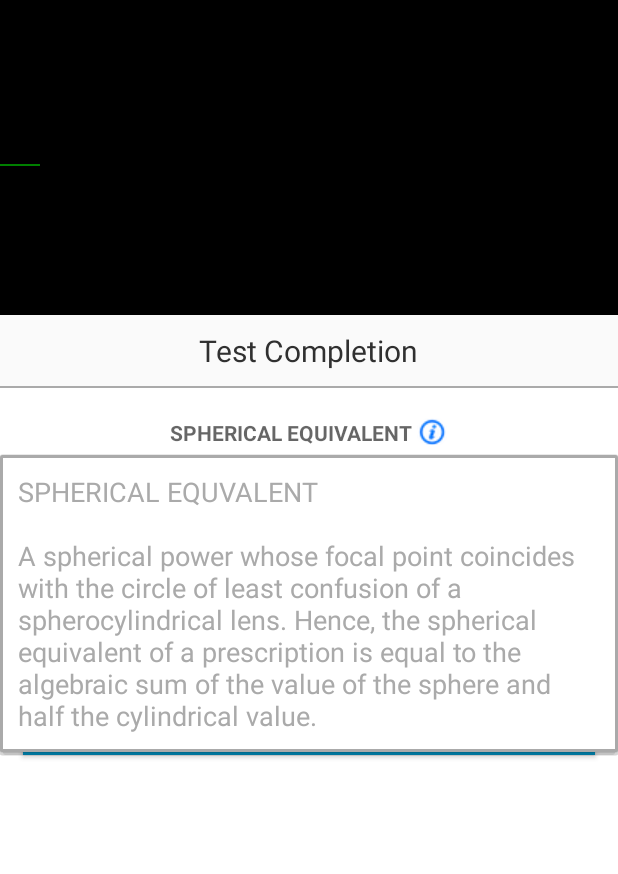
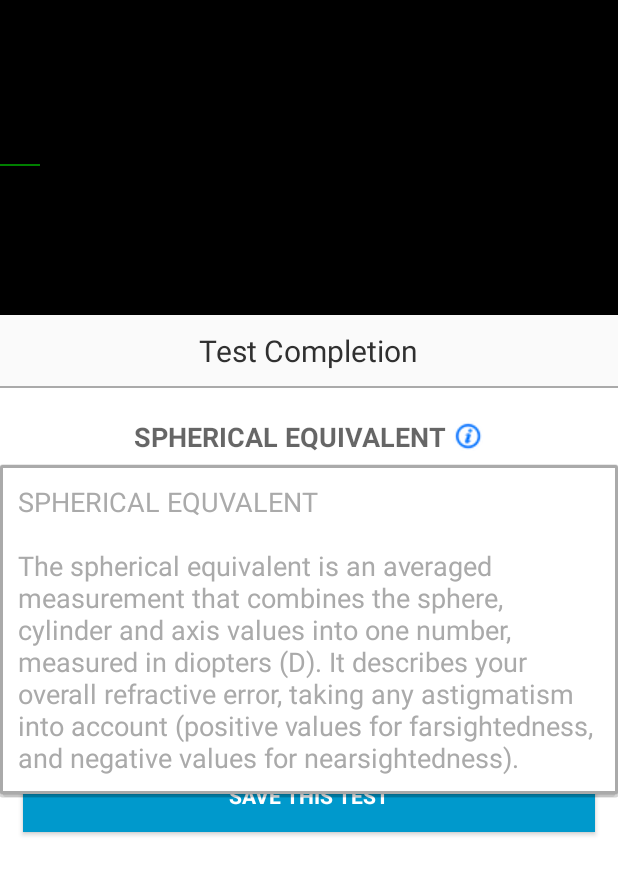
Before and after one commit to gzateyeque/eyeque-android-app, an Android app: the ResultActivity screen opened directly, with no data from a screen before it, after a tap on "SPHERICAL EQUIVALENT", on a phone screen of 412 x 824 dp. Shown: the top 874 px of the screen. Run offline under Robolectric (Android 15) with nearby library versions, the phone set to English and light mode, and no system bars; our stand-ins replace Volley; network calls fail.

Commit message:
Pre-release D code

```diff
--- a/app/src/main/res/layout-v11/activity_main.xml
+++ b/app/src/main/res/layout-v11/activity_main.xml
@@ -70,6 +70,7 @@
         android:layout_height="wrap_content"
         android:id="@+id/powerText"
         android:text="@string/powerTextString"
+        android:textColor="#FFFFFF"
         android:layout_below="@+id/testHeaderDivView"
         android:layout_alignParentLeft="true"
         android:layout_alignParentStart="true"
@@ -90,6 +91,7 @@
         android:layout_height="wrap_content"
         android:id="@+id/distText"
         android:text="@string/distTextString"
+        android:textColor="#FFFFFF"
         android:layout_below="@+id/testHeaderDivView"
         android:layout_alignParentRight="true"
         android:layout_marginRight="20dp"
@@ -154,7 +156,7 @@
         android:id="@+id/closerButton"
         android:text="@string/closerButtonTextString"
         android:background="@color/bb_darkBackgroundColor"
-        android:textColor="#646464"
+        android:textColor="#C8C8C8"
         android:textSize="70dp"
         android:layout_below="@+id/alignSeekBar" />
 
@@ -166,7 +168,7 @@
         android:id="@+id/furtherButton"
         android:text="@string/furtherButtonTextString"
         android:background="@color/bb_darkBackgroundColor"
-        android:textColor="#646464"
+        android:textColor="#C8C8C8"
         android:textSize="60dp"
         android:layout_alignParentEnd="true"
         android:layout_below="@+id/alignSeekBar" />
--- a/app/src/main/res/layout-v11/activity_result.xml
+++ b/app/src/main/res/layout-v11/activity_result.xml
@@ -51,36 +51,37 @@
 
             <TextView
                 android:id="@+id/testResultTextView"
-                android:layout_height="18dp"
+                android:layout_height="wrap_content"
                 android:layout_width="wrap_content"
                 android:layout_marginTop="10dp"
                 android:layout_centerHorizontal="true"
                 android:drawableRight="@drawable/info"
                 android:text="SPHERICAL EQUIVALENT "
                 android:textStyle="bold"
-                android:textSize="14dp"
+                android:textSize="18dp"
                 android:textAppearance="?android:attr/textAppearanceMedium"
                 android:layout_gravity="center_horizontal" />
 
             <TableLayout
                 android:id="@+id/resultTableLayout"
-                android:layout_marginTop = "5dp"
+                android:layout_marginTop = "10dp"
                 android:stretchColumns="*"
                 android:background="#FFFFFF"
                 android:layout_width="fill_parent"
-                android:layout_height="40dp" >
+                android:layout_height="80dp" >
 
                 <TableRow
-                    android:id="@+id/tableOsRow"
+                    android:id="@+id/tableOdRow"
                     android:layout_width="0dp"
                     android:layout_height="wrap_content" >
 
                     <TextView
                         android:id="@+id/odTitleTextView"
-                        android:text="RIGHT (O.D.)"
-                        android:gravity="center"
+                        android:text="RIGHT EYE: "
+                        android:gravity="right"
                         android:textStyle="bold"
-                        android:textSize="14dp"
+                        android:textSize="16dp"
+                        android:paddingRight="20dp"
                         android:textAppearance="?android:attr/textAppearanceMedium" />
 
                     <TextView
@@ -90,12 +91,20 @@
                         android:textSize="28dp"
                         android:textAppearance="?android:attr/textAppearanceMedium" />
 
+                </TableRow>
+
+                <TableRow
+                    android:id="@+id/tableOsRow"
+                    android:layout_width="0dp"
+                    android:layout_height="wrap_content" >
+
                     <TextView
                         android:id="@+id/osTitleTextView"
-                        android:text="LEFT (O.S.)"
-                        android:gravity="center"
+                        android:text="LEFT EYE: "
+                        android:gravity="right"
                         android:textStyle="bold"
-                        android:textSize="14dp"
+                        android:textSize="16dp"
+                        android:paddingRight="26dp"
                         android:textAppearance="?android:attr/textAppearanceMedium" />
 
 
--- a/app/src/main/res/layout/activity_agreement.xml
+++ b/app/src/main/res/layout/activity_agreement.xml
@@ -115,7 +115,7 @@
                 android:textAllCaps="false"
                 android:gravity="center"
                 android:background="?attr/selectableItemBackground"
-                android:textColor="#046EEA"
+                android:textColor="@android:color/darker_gray"
                 android:textSize="25dp"
                 android:textStyle="normal"
                 android:layout_alignParentBottom="true"
--- a/app/src/main/res/layout/fragment_attach_device.xml
+++ b/app/src/main/res/layout/fragment_attach_device.xml
@@ -31,7 +31,7 @@
                 android:layout_height="wrap_content"
                 android:layout_centerHorizontal="true"
                 android:layout_marginTop = "10dp"
-                android:text="Attach Miniscope"
+                android:text="Miniscope Setup"
                 android:id="@+id/attachDevieHeaderTextView"
                 android:layout_below="@+id/drawView"
                 android:textColor="@color/background_material_dark"
--- a/app/src/main/res/layout/fragment_dashboard.xml
+++ b/app/src/main/res/layout/fragment_dashboard.xml
@@ -129,8 +129,8 @@
 
                 <TableLayout
                     android:id="@+id/resultTableLayout"
-                    android:layout_marginTop = "0dp"
-                    android:layout_marginBottom="0dp"
+                    android:layout_marginTop = "10dp"
+                    android:layout_marginBottom="10dp"
                     android:stretchColumns="*"
                     android:background="#FFFFFF"
                     android:layout_width="fill_parent"
@@ -254,6 +254,7 @@
                     -->
                 </TableLayout>
 
+                <!--
                 <ImageButton
                     android:id="@+id/expandButton"
                     android:layout_width="40dp"
@@ -264,6 +265,7 @@
                     android:background="#FFFFFF"
                     android:scaleType="fitXY" >
                 </ImageButton>
+                -->
             </LinearLayout>
 
             <TextView
--- a/app/src/main/res/layout/window_popup.xml
+++ b/app/src/main/res/layout/window_popup.xml
@@ -26,7 +26,7 @@
                 android:layout_height="fill_parent"
                 android:textSize="18dp"
                 android:textColor="@android:color/darker_gray"
-                android:text="SPHERICAL EQUVALENT\n\nA spherical power whose focal point coincides with the circle of least confusion of a spherocylindrical lens. Hence, the spherical equivalent of a prescription is equal to the algebraic sum of the value of the sphere and half the cylindrical value." />
+                android:text="SPHERICAL EQUVALENT\n\nThe spherical equivalent is an averaged measurement that combines the sphere, cylinder and axis values into one number, measured in diopters (D). It describes your overall refractive error, taking any astigmatism into account (positive values for farsightedness, and negative values for nearsightedness)." />
 
             <!--
             <Button
```
Also changed, not shown: app/src/main/res/layout/activity_about.xml (+33 -1 lines).
